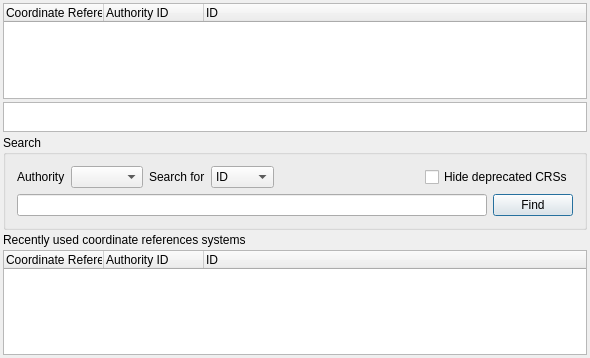
Qt form src/ui/qgsprojectionselectorbase.ui (qgis/QGIS) before a commit.
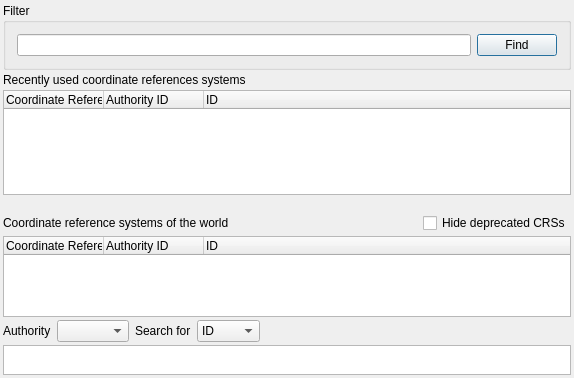
The same form after that commit. Icons and pictures are not drawn.

Commit message: for #4550: reshuffle projection dialog

The edit to the form file:
```diff
--- a/src/ui/qgsprojectionselectorbase.ui
+++ b/src/ui/qgsprojectionselectorbase.ui
@@ -6,8 +6,8 @@
    <rect>
     <x>0</x>
     <y>0</y>
-    <width>590</width>
-    <height>358</height>
+    <width>574</width>
+    <height>378</height>
    </rect>
   </property>
   <property name="sizePolicy">
@@ -31,69 +31,7 @@
    <property name="margin">
     <number>3</number>
    </property>
-   <item row="1" column="0">
-    <widget class="QTextEdit" name="teProjection">
-     <property name="sizePolicy">
-      <sizepolicy hsizetype="Expanding" vsizetype="Minimum">
-       <horstretch>0</horstretch>
-       <verstretch>0</verstretch>
-      </sizepolicy>
-     </property>
-     <property name="minimumSize">
-      <size>
-       <width>0</width>
-       <height>30</height>
-      </size>
-     </property>
-     <property name="maximumSize">
-      <size>
-       <width>16777215</width>
-       <height>50</height>
-      </size>
-     </property>
-     <property name="baseSize">
-      <size>
-       <width>0</width>
-       <height>50</height>
-      </size>
-     </property>
-     <property name="autoFormatting">
-      <set>QTextEdit::AutoBulletList</set>
-     </property>
-     <property name="readOnly">
-      <bool>true</bool>
-     </property>
-    </widget>
-   </item>
    <item row="0" column="0">
-    <widget class="QTreeWidget" name="lstCoordinateSystems">
-     <property name="alternatingRowColors">
-      <bool>true</bool>
-     </property>
-     <property name="uniformRowHeights">
-      <bool>true</bool>
-     </property>
-     <property name="columnCount">
-      <number>3</number>
-     </property>
-     <column>
-      <property name="text">
-       <string>Coordinate Reference System</string>
-      </property>
-     </column>
-     <column>
-      <property name="text">
-       <string>Authority ID</string>
-      </property>
-     </column>
-     <column>
-      <property name="text">
-       <string>ID</string>
-      </property>
-     </column>
-    </widget>
-   </item>
-   <item row="2" column="0">
     <widget class="QGroupBox" name="groupBox">
      <property name="sizePolicy">
       <sizepolicy hsizetype="MinimumExpanding" vsizetype="Minimum">
@@ -102,64 +40,9 @@
       </sizepolicy>
      </property>
      <property name="title">
-      <string>Search</string>
+      <string>Filter</string>
      </property>
      <layout class="QVBoxLayout" name="verticalLayout">
-      <item>
-       <layout class="QHBoxLayout" name="horizontalLayout_2">
-        <item>
-         <widget class="QLabel" name="label">
-          <property name="text">
-           <string>Authority</string>
-          </property>
-         </widget>
-        </item>
-        <item>
-         <widget class="QComboBox" name="cbxAuthority"/>
-        </item>
-        <item>
-         <widget class="QLabel" name="label_2">
-          <property name="text">
-           <string>Search for</string>
-          </property>
-         </widget>
-        </item>
-        <item>
-         <widget class="QComboBox" name="cbxMode">
-          <item>
-           <property name="text">
-            <string>ID</string>
-           </property>
-          </item>
-          <item>
-           <property name="text">
-            <string>Name</string>
-           </property>
-          </item>
-         </widget>
-        </item>
-        <item>
-         <spacer name="horizontalSpacer">
-          <property name="orientation">
-           <enum>Qt::Horizontal</enum>
-          </property>
-          <property name="sizeHint" stdset="0">
-           <size>
-            <width>40</width>
-            <height>20</height>
-           </size>
-          </property>
-         </spacer>
-        </item>
-        <item>
-         <widget class="QCheckBox" name="cbxHideDeprecated">
-          <property name="text">
-           <string>Hide deprecated CRSs</string>
-          </property>
-         </widget>
-        </item>
-       </layout>
-      </item>
       <item>
        <layout class="QHBoxLayout" name="horizontalLayout">
         <item>
@@ -196,7 +79,7 @@
    <item row="4" column="0">
     <widget class="QTreeWidget" name="lstRecent">
      <property name="sizePolicy">
-      <sizepolicy hsizetype="Expanding" vsizetype="Fixed">
+      <sizepolicy hsizetype="Expanding" vsizetype="MinimumExpanding">
        <horstretch>0</horstretch>
        <verstretch>0</verstretch>
       </sizepolicy>
@@ -210,7 +93,7 @@
      <property name="maximumSize">
       <size>
        <width>16777215</width>
-       <height>105</height>
+       <height>200</height>
       </size>
      </property>
      <property name="alternatingRowColors">
@@ -242,6 +125,150 @@
      </column>
     </widget>
    </item>
+   <item row="7" column="0" rowspan="5">
+    <layout class="QHBoxLayout" name="horizontalLayout_3">
+     <property name="topMargin">
+      <number>15</number>
+     </property>
+     <item>
+      <widget class="QLabel" name="label_4">
+       <property name="text">
+        <string>Coordinate reference systems of the world</string>
+       </property>
+      </widget>
+     </item>
+     <item>
+      <spacer name="horizontalSpacer_2">
+       <property name="orientation">
+        <enum>Qt::Horizontal</enum>
+       </property>
+       <property name="sizeHint" stdset="0">
+        <size>
+         <width>40</width>
+         <height>20</height>
+        </size>
+       </property>
+      </spacer>
+     </item>
+     <item>
+      <widget class="QCheckBox" name="cbxHideDeprecated">
+       <property name="text">
+        <string>Hide deprecated CRSs</string>
+       </property>
+      </widget>
+     </item>
+    </layout>
+   </item>
+   <item row="15" column="0">
+    <widget class="QTreeWidget" name="lstCoordinateSystems">
+     <property name="alternatingRowColors">
+      <bool>true</bool>
+     </property>
+     <property name="uniformRowHeights">
+      <bool>true</bool>
+     </property>
+     <property name="columnCount">
+      <number>3</number>
+     </property>
+     <column>
+      <property name="text">
+       <string>Coordinate Reference System</string>
+      </property>
+     </column>
+     <column>
+      <property name="text">
+       <string>Authority ID</string>
+      </property>
+     </column>
+     <column>
+      <property name="text">
+       <string>ID</string>
+      </property>
+     </column>
+    </widget>
+   </item>
+   <item row="19" column="0">
+    <widget class="QTextEdit" name="teProjection">
+     <property name="sizePolicy">
+      <sizepolicy hsizetype="Expanding" vsizetype="Minimum">
+       <horstretch>0</horstretch>
+       <verstretch>0</verstretch>
+      </sizepolicy>
+     </property>
+     <property name="minimumSize">
+      <size>
+       <width>0</width>
+       <height>30</height>
+      </size>
+     </property>
+     <property name="maximumSize">
+      <size>
+       <width>16777215</width>
+       <height>50</height>
+      </size>
+     </property>
+     <property name="baseSize">
+      <size>
+       <width>0</width>
+       <height>50</height>
+      </size>
+     </property>
+     <property name="autoFormatting">
+      <set>QTextEdit::AutoBulletList</set>
+     </property>
+     <property name="readOnly">
+      <bool>true</bool>
+     </property>
+    </widget>
+   </item>
+   <item row="16" column="0">
+    <layout class="QHBoxLayout" name="horizontalLayout_2">
+     <item>
+      <widget class="QLabel" name="label">
+       <property name="text">
+        <string>Authority</string>
+       </property>
+      </widget>
+     </item>
+     <item>
+      <widget class="QComboBox" name="cbxAuthority"/>
+     </item>
+     <item>
+      <widget class="QLabel" name="label_2">
+       <property name="text">
+        <string>Search for</string>
+       </property>
+      </widget>
+     </item>
+     <item>
+      <widget class="QComboBox" name="cbxMode">
+       <item>
+        <property name="text">
+         <string>ID</string>
+        </property>
+       </item>
+       <item>
+        <property name="text">
+         <string>Name</string>
+        </property>
+       </item>
+      </widget>
+     </item>
+     <item>
+      <spacer name="horizontalSpacer">
+       <property name="orientation">
+        <enum>Qt::Horizontal</enum>
+       </property>
+       <property name="sizeHint" stdset="0">
+        <size>
+         <width>40</width>
+         <height>20</height>
+        </size>
+       </property>
+      </spacer>
+     </item>
+    </layout>
+   </item>
   </layout>
  </widget>
  <layoutdefault spacing="6" margin="11"/>
```
Left out of the diff: 2 changed lines with no effect on the pictures. The commit also changes 2 other files.
